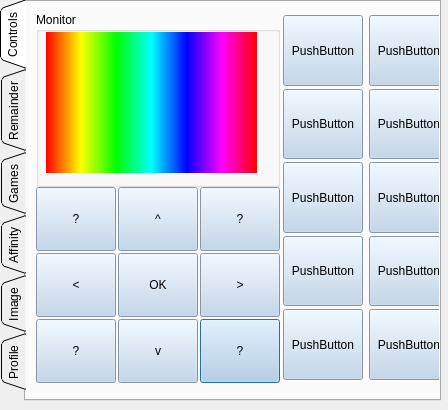
Above: bin/ui/main_window.ui from TechMaverik/BOOMER before the change. Below: the same form after it.
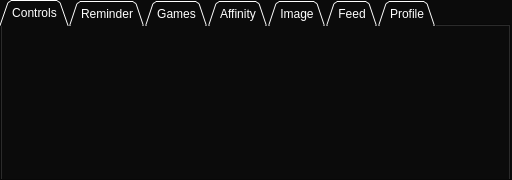
That is the form after the change. The open tabs and pages were chosen to show the change. Icons and pictures are not drawn.

Commit message: Made to dark mode

What changed in the file:
```diff
--- a/bin/ui/main_window.ui
+++ b/bin/ui/main_window.ui
@@ -6,8 +6,8 @@
    <rect>
     <x>0</x>
     <y>0</y>
-    <width>448</width>
-    <height>410</height>
+    <width>512</width>
+    <height>180</height>
    </rect>
   </property>
   <property name="windowTitle">
@@ -17,13 +17,16 @@
    <iconset>
     <normaloff>../../Support Tools/Image_To_Byte_Converter/BOOMER.jpg</normaloff>../../Support Tools/Image_To_Byte_Converter/BOOMER.jpg</iconset>
   </property>
+  <property name="styleSheet">
+   <string notr="true">background-color: rgb(11, 11, 11);</string>
+  </property>
   <widget class="QTabWidget" name="main_tab">
    <property name="geometry">
     <rect>
      <x>0</x>
      <y>0</y>
-     <width>441</width>
-     <height>401</height>
+     <width>511</width>
+     <height>181</height>
     </rect>
    </property>
    <property name="font">
@@ -31,8 +34,12 @@
      <pointsize>9</pointsize>
     </font>
    </property>
+   <property name="styleSheet">
+    <string notr="true">background-color: rgb(11, 11, 11);
+color: rgb(255, 255, 255);</string>
+   </property>
    <property name="tabPosition">
-    <enum>QTabWidget::West</enum>
+    <enum>QTabWidget::North</enum>
    </property>
    <property name="tabShape">
     <enum>QTabWidget::Triangular</enum>
@@ -50,740 +57,10 @@
     <attribute name="toolTip">
      <string>Generic Robot Controls (Move Forward, Sit, Stand etc) Window</string>
     </attribute>
-    <widget class="QWidget" name="horizontalLayoutWidget_4">
-     <property name="geometry">
-      <rect>
-       <x>10</x>
-       <y>10</y>
-       <width>416</width>
-       <height>371</height>
-      </rect>
-     </property>
-     <layout class="QHBoxLayout" name="horizontalLayout_5">
-      <property name="spacing">
-       <number>0</number>
-      </property>
-      <item>
-       <layout class="QVBoxLayout" name="verticalLayout_10">
-        <property name="spacing">
-         <number>0</number>
-        </property>
-        <property name="topMargin">
-         <number>0</number>
-        </property>
-        <item>
-         <widget class="QGroupBox" name="groupBox">
-          <property name="title">
-           <string>Monitor</string>
-          </property>
-          <widget class="QWidget" name="widget" native="true">
-           <property name="geometry">
-            <rect>
-             <x>10</x>
-             <y>20</y>
-             <width>211</width>
-             <height>141</height>
-            </rect>
-           </property>
-           <property name="styleSheet">
-            <string notr="true">background-color: qlineargradient(spread:pad, x1:0, y1:0, x2:1, y2:0, stop:0 rgba(255, 0, 0, 255), stop:0.166 rgba(255, 255, 0, 255), stop:0.333 rgba(0, 255, 0, 255), stop:0.5 rgba(0, 255, 255, 255), stop:0.666 rgba(0, 0, 255, 255), stop:0.833 rgba(255, 0, 255, 255), stop:1 rgba(255, 0, 0, 255));</string>
-           </property>
-          </widget>
-         </widget>
-        </item>
-        <item>
-         <layout class="QGridLayout" name="gridLayout">
-          <property name="sizeConstraint">
-           <enum>QLayout::SetFixedSize</enum>
-          </property>
-          <property name="spacing">
-           <number>2</number>
-          </property>
-          <item row="2" column="2">
-           <widget class="QPushButton" name="control_bottom_right_btn">
-            <property name="minimumSize">
-             <size>
-              <width>0</width>
-              <height>64</height>
-             </size>
-            </property>
-            <property name="cursor">
-             <cursorShape>OpenHandCursor</cursorShape>
-            </property>
-            <property name="styleSheet">
-             <string notr="true">QPushButton{
-	background-color: rgb(185, 209, 234);
-}
-QPushButton:hover{
-	background-color:rgb(175, 175, 175);
-}
-QPushButton:pressed{
-	background-color:rgb(240, 240, 240);
-}</string>
-            </property>
-            <property name="text">
-             <string>?</string>
-            </property>
-           </widget>
-          </item>
-          <item row="2" column="0">
-           <widget class="QPushButton" name="control_bottom_left_btn">
-            <property name="minimumSize">
-             <size>
-              <width>0</width>
-              <height>64</height>
-             </size>
-            </property>
-            <property name="cursor">
-             <cursorShape>OpenHandCursor</cursorShape>
-            </property>
-            <property name="styleSheet">
-             <string notr="true">QPushButton{
-	background-color: rgb(185, 209, 234);
-}
-QPushButton:hover{
-	background-color:rgb(175, 175, 175);
-}
-QPushButton:pressed{
-	background-color:rgb(240, 240, 240);
-}</string>
-            </property>
-            <property name="text">
-             <string>?</string>
-            </property>
-           </widget>
-          </item>
-          <item row="1" column="1">
-           <widget class="QPushButton" name="control_interact_btn">
-            <property name="minimumSize">
-             <size>
-              <width>0</width>
-              <height>64</height>
-             </size>
-            </property>
-            <property name="cursor">
-             <cursorShape>OpenHandCursor</cursorShape>
-            </property>
-            <property name="styleSheet">
-             <string notr="true">QPushButton{
-	background-color: rgb(185, 209, 234);
-}
-QPushButton:hover{
-	background-color:rgb(175, 175, 175);
-}
-QPushButton:pressed{
-	background-color:rgb(240, 240, 240);
-}</string>
-            </property>
-            <property name="text">
-             <string>OK</string>
-            </property>
-           </widget>
-          </item>
-          <item row="2" column="1">
-           <widget class="QPushButton" name="control_backward_btn">
-            <property name="minimumSize">
-             <size>
-              <width>0</width>
-              <height>64</height>
-             </size>
-            </property>
-            <property name="cursor">
-             <cursorShape>OpenHandCursor</cursorShape>
-            </property>
-            <property name="styleSheet">
-             <string notr="true">QPushButton{
-	background-color: rgb(185, 209, 234);
-}
-QPushButton:hover{
-	background-color:rgb(175, 175, 175);
-}
-QPushButton:pressed{
-	background-color:rgb(240, 240, 240);
-}</string>
-            </property>
-            <property name="text">
-             <string>v</string>
-            </property>
-           </widget>
-          </item>
-          <item row="0" column="0">
-           <widget class="QPushButton" name="control_top_left_btn">
-            <property name="minimumSize">
-             <size>
-              <width>0</width>
-              <height>64</height>
-             </size>
-            </property>
-            <property name="cursor">
-             <cursorShape>OpenHandCursor</cursorShape>
-            </property>
-            <property name="styleSheet">
-             <string notr="true">QPushButton{
-	background-color: rgb(185, 209, 234);
-}
-QPushButton:hover{
-	background-color:rgb(175, 175, 175);
-}
-QPushButton:pressed{
-	background-color:rgb(240, 240, 240);
-}</string>
-            </property>
-            <property name="text">
-             <string>?</string>
-            </property>
-           </widget>
-          </item>
-          <item row="0" column="1">
-           <widget class="QPushButton" name="control_forward_btn">
-            <property name="sizePolicy">
-             <sizepolicy hsizetype="Fixed" vsizetype="Fixed">
-              <horstretch>0</horstretch>
-              <verstretch>0</verstretch>
-             </sizepolicy>
-            </property>
-            <property name="minimumSize">
-             <size>
-              <width>0</width>
-              <height>64</height>
-             </size>
-            </property>
-            <property name="maximumSize">
-             <size>
-              <width>16777215</width>
-              <height>16777215</height>
-             </size>
-            </property>
-            <property name="cursor">
-             <cursorShape>OpenHandCursor</cursorShape>
-            </property>
-            <property name="styleSheet">
-             <string notr="true">QPushButton{
-	background-color: rgb(185, 209, 234);
-}
-QPushButton:hover{
-	background-color:rgb(175, 175, 175);
-}
-QPushButton:pressed{
-	background-color:rgb(240, 240, 240);
-}</string>
-            </property>
-            <property name="text">
-             <string>^</string>
-            </property>
-            <property name="autoRepeatDelay">
-             <number>300</number>
-            </property>
-            <property name="autoDefault">
-             <bool>false</bool>
-            </property>
-            <property name="default">
-             <bool>false</bool>
-            </property>
-            <property name="flat">
-             <bool>false</bool>
-            </property>
-           </widget>
-          </item>
-          <item row="1" column="0">
-           <widget class="QPushButton" name="control_left_btn">
-            <property name="minimumSize">
-             <size>
-              <width>0</width>
-              <height>64</height>
-             </size>
-            </property>
-            <property name="cursor">
-             <cursorShape>OpenHandCursor</cursorShape>
-            </property>
-            <property name="styleSheet">
-             <string notr="true">QPushButton{
-	background-color: rgb(185, 209, 234);
-}
-QPushButton:hover{
-	background-color:rgb(175, 175, 175);
-}
-QPushButton:pressed{
-	background-color:rgb(240, 240, 240);
-}</string>
-            </property>
-            <property name="text">
-             <string>&lt;</string>
-            </property>
-           </widget>
-          </item>
-          <item row="1" column="2">
-           <widget class="QPushButton" name="control_right_btn">
-            <property name="minimumSize">
-             <size>
-              <width>0</width>
-              <height>64</height>
-             </size>
-            </property>
-            <property name="cursor">
-             <cursorShape>OpenHandCursor</cursorShape>
-            </property>
-            <property name="styleSheet">
-             <string notr="true">QPushButton{
-	background-color: rgb(185, 209, 234);
-}
-QPushButton:hover{
-	background-color:rgb(175, 175, 175);
-}
-QPushButton:pressed{
-	background-color:rgb(240, 240, 240);
-}</string>
-            </property>
-            <property name="text">
-             <string>&gt;</string>
-            </property>
-           </widget>
-          </item>
-          <item row="0" column="2">
-           <widget class="QPushButton" name="control_top_right_btn">
-            <property name="minimumSize">
-             <size>
-              <width>0</width>
-              <height>64</height>
-             </size>
-            </property>
-            <property name="cursor">
-             <cursorShape>OpenHandCursor</cursorShape>
-            </property>
-            <property name="styleSheet">
-             <string notr="true">QPushButton{
-	background-color:rgb(185, 209, 234);
-}
-QPushButton:hover{
-	background-color:rgb(175, 175, 175);
-}
-QPushButton:pressed{
-	background-color:rgb(240, 240, 240);
-}</string>
-            </property>
-            <property name="text">
-             <string>?</string>
-            </property>
-           </widget>
-          </item>
-         </layout>
-        </item>
-       </layout>
-      </item>
-      <item>
-       <layout class="QHBoxLayout" name="horizontalLayout_9">
-        <property name="spacing">
-         <number>0</number>
-        </property>
-        <property name="topMargin">
-         <number>0</number>
-        </property>
-        <item>
-         <layout class="QVBoxLayout" name="verticalLayout_9">
-          <property name="spacing">
-           <number>3</number>
-          </property>
-          <property name="leftMargin">
-           <number>3</number>
-          </property>
-          <property name="topMargin">
-           <number>3</number>
-          </property>
-          <property name="rightMargin">
-           <number>3</number>
-          </property>
-          <property name="bottomMargin">
-           <number>3</number>
-          </property>
-          <item>
-           <widget class="QPushButton" name="pushButton_2">
-            <property name="sizePolicy">
-             <sizepolicy hsizetype="Fixed" vsizetype="Fixed">
-              <horstretch>0</horstretch>
-              <verstretch>0</verstretch>
-             </sizepolicy>
-            </property>
-            <property name="minimumSize">
-             <size>
-              <width>0</width>
-              <height>0</height>
-             </size>
-            </property>
-            <property name="maximumSize">
-             <size>
-              <width>600</width>
-              <height>80</height>
-             </size>
-            </property>
-            <property name="styleSheet">
-             <string notr="true">QPushButton{
-	background-color: rgb(185, 209, 234);
-}
-QPushButton:hover{
-	background-color:rgb(175, 175, 175);
-}
-QPushButton:pressed{
-	background-color:rgb(240, 240, 240);
-}</string>
-            </property>
-            <property name="text">
-             <string>PushButton</string>
-            </property>
-           </widget>
-          </item>
-          <item>
-           <widget class="QPushButton" name="pushButton_5">
-            <property name="sizePolicy">
-             <sizepolicy hsizetype="Fixed" vsizetype="Fixed">
-              <horstretch>0</horstretch>
-              <verstretch>0</verstretch>
-             </sizepolicy>
-            </property>
-            <property name="minimumSize">
-             <size>
-              <width>0</width>
-              <height>0</height>
-             </size>
-            </property>
-            <property name="maximumSize">
-             <size>
-              <width>600</width>
-              <height>80</height>
-             </size>
-            </property>
-            <property name="styleSheet">
-             <string notr="true">QPushButton{
-	background-color: rgb(185, 209, 234);
-}
-QPushButton:hover{
-	background-color:rgb(175, 175, 175);
-}
-QPushButton:pressed{
-	background-color:rgb(240, 240, 240);
-}</string>
-            </property>
-            <property name="text">
-             <string>PushButton</string>
-            </property>
-           </widget>
-          </item>
-          <item>
-           <widget class="QPushButton" name="pushButton_4">
-            <property name="sizePolicy">
-             <sizepolicy hsizetype="Fixed" vsizetype="Fixed">
-              <horstretch>0</horstretch>
-              <verstretch>0</verstretch>
-             </sizepolicy>
-            </property>
-            <property name="minimumSize">
-             <size>
-              <width>0</width>
-              <height>0</height>
-             </size>
-            </property>
-            <property name="maximumSize">
-             <size>
-              <width>600</width>
-              <height>80</height>
-             </size>
-            </property>
-            <property name="styleSheet">
-             <string notr="true">QPushButton{
-	background-color: rgb(185, 209, 234);
-}
-QPushButton:hover{
-	background-color:rgb(175, 175, 175);
-}
-QPushButton:pressed{
-	background-color:rgb(240, 240, 240);
-}</string>
-            </property>
-            <property name="text">
-             <string>PushButton</string>
-            </property>
-           </widget>
-          </item>
-          <item>
-           <widget class="QPushButton" name="pushButton_3">
-            <property name="sizePolicy">
-             <sizepolicy hsizetype="Fixed" vsizetype="Fixed">
-              <horstretch>0</horstretch>
-              <verstretch>0</verstretch>
-             </sizepolicy>
-            </property>
-            <property name="minimumSize">
-             <size>
-              <width>0</width>
-              <height>0</height>
-             </size>
-            </property>
-            <property name="maximumSize">
-             <size>
-              <width>600</width>
-              <height>80</height>
-             </size>
-            </property>
-            <property name="styleSheet">
-             <string notr="true">QPushButton{
-	background-color: rgb(185, 209, 234);
-}
-QPushButton:hover{
-	background-color:rgb(175, 175, 175);
-}
-QPushButton:pressed{
-	background-color:rgb(240, 240, 240);
-}</string>
-            </property>
-            <property name="text">
-             <string>PushButton</string>
-            </property>
-           </widget>
-          </item>
-          <item>
-           <widget class="QPushButton" name="pushButton">
-            <property name="sizePolicy">
-             <sizepolicy hsizetype="Fixed" vsizetype="Fixed">
-              <horstretch>0</horstretch>
-              <verstretch>0</verstretch>
-             </sizepolicy>
-            </property>
-            <property name="minimumSize">
-             <size>
-              <width>0</width>
-              <height>0</height>
-             </size>
-            </property>
-            <property name="maximumSize">
-             <size>
-              <width>600</width>
-              <height>80</height>
-             </size>
-            </property>
-            <property name="styleSheet">
-             <string notr="true">QPushButton{
-	background-color: rgb(185, 209, 234);
-}
-QPushButton:hover{
-	background-color:rgb(175, 175, 175);
-}
-QPushButton:pressed{
-	background-color:rgb(240, 240, 240);
-}</string>
-            </property>
-            <property name="text">
-             <string>PushButton</string>
-            </property>
-           </widget>
-          </item>
-         </layout>
-        </item>
-        <item>
-         <layout class="QVBoxLayout" name="verticalLayout_8">
-          <property name="spacing">
-           <number>3</number>
-          </property>
-          <property name="leftMargin">
-           <number>3</number>
-          </property>
-          <property name="topMargin">
-           <number>3</number>
-          </property>
-          <property name="rightMargin">
-           <number>3</number>
-          </property>
-          <property name="bottomMargin">
-           <number>3</number>
-          </property>
-          <item>
-           <widget class="QPushButton" name="pushButton_7">
-            <property name="sizePolicy">
-             <sizepolicy hsizetype="Fixed" vsizetype="Fixed">
-              <horstretch>0</horstretch>
-              <verstretch>0</verstretch>
-             </sizepolicy>
-            </property>
-            <property name="minimumSize">
-             <size>
-              <width>0</width>
-              <height>0</height>
-             </size>
-            </property>
-            <property name="maximumSize">
-             <size>
-              <width>600</width>
-              <height>80</height>
-             </size>
-            </property>
-            <property name="styleSheet">
-             <string notr="true">QPushButton{
-	background-color: rgb(185, 209, 234);
-}
-QPushButton:hover{
-	background-color:rgb(175, 175, 175);
-}
-QPushButton:pressed{
-	background-color:rgb(240, 240, 240);
-}</string>
-            </property>
-            <property name="text">
-             <string>PushButton</string>
-            </property>
-           </widget>
-          </item>
-          <item>
-           <widget class="QPushButton" name="pushButton_10">
-            <property name="sizePolicy">
-             <sizepolicy hsizetype="Fixed" vsizetype="Fixed">
-              <horstretch>0</horstretch>
-              <verstretch>0</verstretch>
-             </sizepolicy>
-            </property>
-            <property name="minimumSize">
-             <size>
-              <width>0</width>
-              <height>0</height>
-             </size>
-            </property>
-            <property name="maximumSize">
-             <size>
-              <width>600</width>
-              <height>80</height>
-             </size>
-            </property>
-            <property name="styleSheet">
-             <string notr="true">QPushButton{
-	background-color: rgb(185, 209, 234);
-}
-QPushButton:hover{
-	background-color:rgb(175, 175, 175);
-}
-QPushButton:pressed{
-	background-color:rgb(240, 240, 240);
-}</string>
-            </property>
-            <property name="text">
-             <string>PushButton</string>
-            </property>
-           </widget>
-          </item>
-          <item>
-           <widget class="QPushButton" name="pushButton_9">
-            <property name="sizePolicy">
-             <sizepolicy hsizetype="Fixed" vsizetype="Fixed">
-              <horstretch>0</horstretch>
-              <verstretch>0</verstretch>
-             </sizepolicy>
-            </property>
-            <property name="minimumSize">
-             <size>
-              <width>0</width>
-              <height>0</height>
-             </size>
-            </property>
-            <property name="maximumSize">
-             <size>
-              <width>600</width>
-              <height>80</height>
-             </size>
-            </property>
-            <property name="styleSheet">
-             <string notr="true">QPushButton{
-	background-color: rgb(185, 209, 234);
-}
-QPushButton:hover{
-	background-color:rgb(175, 175, 175);
-}
-QPushButton:pressed{
-	background-color:rgb(240, 240, 240);
-}</string>
-            </property>
-            <property name="text">
-             <string>PushButton</string>
-            </property>
-           </widget>
-          </item>
-          <item>
-           <widget class="QPushButton" name="pushButton_8">
-            <property name="sizePolicy">
-             <sizepolicy hsizetype="Fixed" vsizetype="Fixed">
-              <horstretch>0</horstretch>
-              <verstretch>0</verstretch>
-             </sizepolicy>
-            </property>
-            <property name="minimumSize">
-             <size>
-              <width>0</width>
-              <height>0</height>
-             </size>
-            </property>
-            <property name="maximumSize">
-             <size>
-              <width>600</width>
-              <height>80</height>
-             </size>
-            </property>
-            <property name="styleSheet">
-             <string notr="true">QPushButton{
-	background-color: rgb(185, 209, 234);
-}
-QPushButton:hover{
-	background-color:rgb(175, 175, 175);
-}
-QPushButton:pressed{
-	background-color:rgb(240, 240, 240);
-}</string>
-            </property>
-            <property name="text">
-             <string>PushButton</string>
-            </property>
-           </widget>
-          </item>
-          <item>
-           <widget class="QPushButton" name="pushButton_6">
-            <property name="sizePolicy">
-             <sizepolicy hsizetype="Fixed" vsizetype="Fixed">
-              <horstretch>0</horstretch>
-              <verstretch>0</verstretch>
-             </sizepolicy>
-            </property>
-            <property name="minimumSize">
-             <size>
-              <width>0</width>
-              <height>0</height>
-             </size>
-            </property>
-            <property name="maximumSize">
-             <size>
-              <width>600</width>
-              <height>80</height>
-             </size>
-            </property>
-            <property name="styleSheet">
-             <string notr="true">QPushButton{
-	background-color: rgb(185, 209, 234);
-}
-QPushButton:hover{
-	background-color:rgb(175, 175, 175);
-}
-QPushButton:pressed{
-	background-color:rgb(240, 240, 240);
-}</string>
-            </property>
-            <property name="text">
-             <string>PushButton</string>
-            </property>
-           </widget>
-          </item>
-         </layout>
-        </item>
-       </layout>
-      </item>
-     </layout>
-    </widget>
    </widget>
    <widget class="QWidget" name="rm_tab">
     <attribute name="title">
-     <string>Remainder</string>
+     <string>Reminder</string>
     </attribute>
     <attribute name="toolTip">
      <string>Real Time Clock Display Window</string>
@@ -893,6 +170,11 @@
      <string>Image</string>
     </attribute>
    </widget>
+   <widget class="QWidget" name="tab">
+    <attribute name="title">
+     <string>Feed</string>
+    </attribute>
+   </widget>
    <widget class="QWidget" name="user_tab">
     <attribute name="title">
      <string>Profile</string>
```
Left out of the diff: 56 changed lines with no effect on the pictures.
